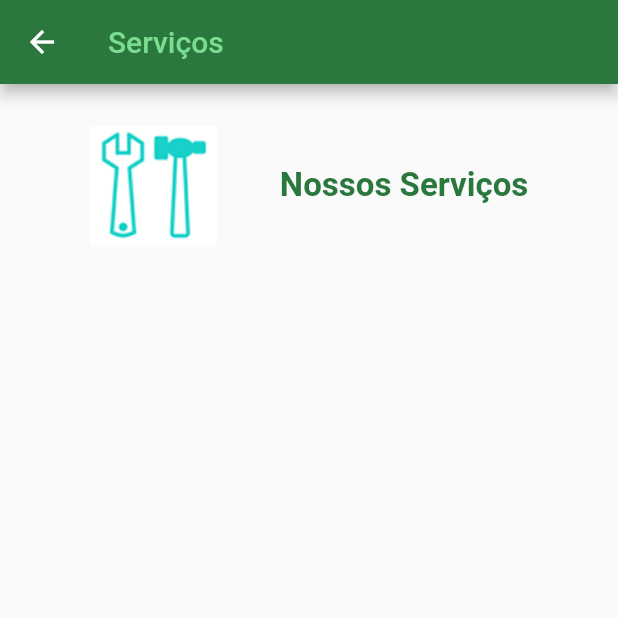
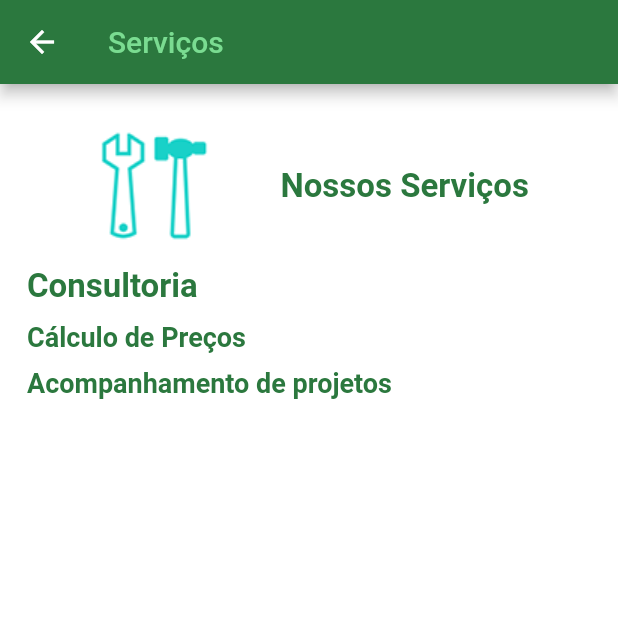
Before and after one commit to GuiQRSM/ATM-Consultaria, a Flutter app: the ServicoFrame screen opened directly, on a phone screen of 412 x 824 dp, the top half of it. Run offline on Flutter 3.47's test engine with Material 2 defaults, Android fonts, the phone set to English and light mode, and no system bars.

```diff
--- a/lib/Cliente_Frame.dart
+++ b/lib/Cliente_Frame.dart
@@ -7,9 +7,20 @@ class ClienteFrame extends StatefulWidget {
   _ClienteFrameState createState() => _ClienteFrameState();
 }
 
+var mainColor = Color.fromRGBO(43, 120, 62, 1);
+var supportingColor = Color.fromRGBO(122, 220, 145, 1);
+
 class _ClienteFrameState extends State<ClienteFrame> {
   @override
   Widget build(BuildContext context) {
-    return Scaffold();
+    return Scaffold(
+      appBar: AppBar(
+      title: Text("Clientes",
+      style: TextStyle(
+        color: supportingColor,
+      ),),
+        backgroundColor: mainColor,
+      ),
+    );
   }
 }
--- a/lib/Empresa_Frame.dart
+++ b/lib/Empresa_Frame.dart
@@ -14,6 +14,7 @@ class _EmpresaFrameState extends State<EmpresaFrame> {
   @override
   Widget build(BuildContext context) {
     return Scaffold(
+      backgroundColor: Colors.white,
       appBar: AppBar(
         title: Text("Empresa",
           style: TextStyle(
--- a/lib/Servico_Frame.dart
+++ b/lib/Servico_Frame.dart
@@ -14,6 +14,7 @@ class _ServicoFrameState extends State<ServicoFrame> {
   @override
   Widget build(BuildContext context) {
     return Scaffold(
+      backgroundColor: Colors.white,
       appBar: AppBar(
         title: Text("Serviços",
           style: TextStyle(
@@ -25,13 +26,15 @@ class _ServicoFrameState extends State<ServicoFrame> {
         child: SingleChildScrollView(
           padding: EdgeInsets.all(18),
           child: Column(
+            crossAxisAlignment: CrossAxisAlignment.stretch,
             children: <Widget>[
              Padding(
                padding: EdgeInsets.only(top: 10),
                child: Row(
                  mainAxisAlignment: MainAxisAlignment.spaceEvenly,
                  children: <Widget>[
-                   Image.asset("imgs/detalhe_servico.png"),
+                   Image.asset("imgs/detalhe_servico.png",
+                   height: 80,),
                    Text(
                        "Nossos Serviços",
                    style: TextStyle(
@@ -42,6 +45,31 @@ class _ServicoFrameState extends State<ServicoFrame> {
                  ],
                ),
              ),
+              Padding(
+                padding: EdgeInsets.only(top: 14, bottom: 10),
+                child: Text("Consultoria",
+                  textAlign: TextAlign.left,
+                  style: TextStyle(
+                    fontSize: 22,
+                    fontWeight: FontWeight.w600,
+                    color: mainColor,
+                  ),),
+              ),
+              Text("Cálculo de Preços",
+              style: TextStyle(
+                fontSize: 18,
+                fontWeight: FontWeight.w600,
+                color: mainColor,
+              ),),
+              Padding(
+                  padding: EdgeInsets.only(top: 5, bottom: 5),
+              ),
+              Text("Acompanhamento de projetos",
+                style: TextStyle(
+                  fontSize: 18,
+                  fontWeight: FontWeight.w600,
+                  color: mainColor,
+                ),)
             ],
           ),
         ),
```
